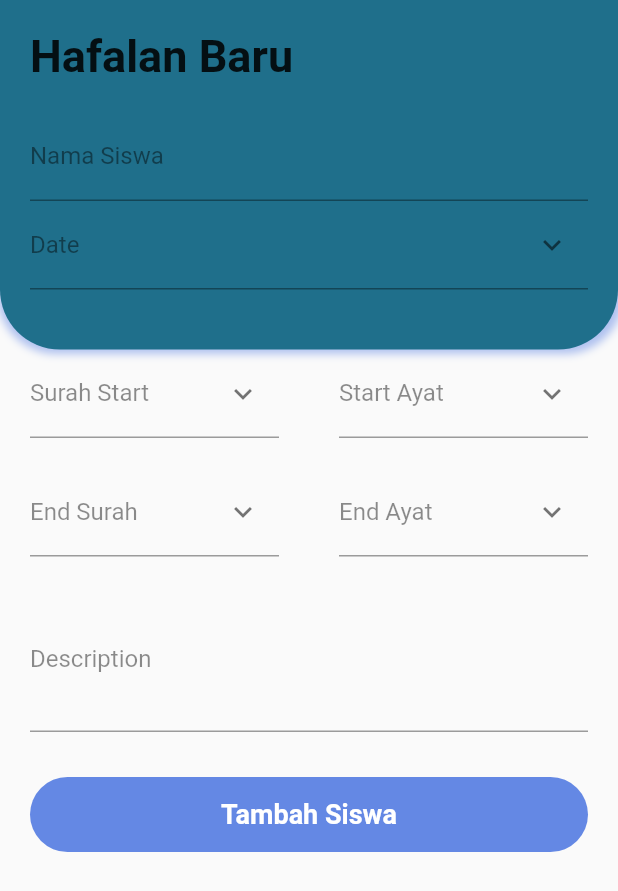
After one commit to KannaHashi/flutter-project, a Flutter app: the screen it shows after launch, after a tap on the "add" icon, on a phone screen of 412 x 824 dp. The commit adds this screen. Shown: the top 891 px of the screen. Run offline on Flutter 3.47's test engine with Material 2 defaults, Android fonts, the phone set to English and light mode, and no system bars; our stand-ins replace curved_navigation_bar, font_awesome_flutter, percent_indicator; missing offline and left inert: mailer; network calls fail.

Commit message:
listSetor

```diff
--- /dev/null
+++ b/lib/models/models.dart
@@ -0,0 +1,4 @@
+import 'dart:convert';
+
+part 'setor_models.dart';
+part 'post.dart';
--- /dev/null
+++ b/lib/models/post.dart
@@ -0,0 +1,109 @@
+// To parse this JSON data, do
+//
+//     final postModel = postModelFromJson(jsonString);
+part of 'models.dart';
+
+List<PostModel> postModelFromJson(String str) => List<PostModel>.from(json.decode(str).map((x) => PostModel.fromJson(x)));
+
+String postModelToJson(List<PostModel> data) => json.encode(List<dynamic>.from(data.map((x) => x.toJson())));
+
+class PostModel {
+  PostModel({
+    this.id,
+    this.name,
+    this.email,
+    this.alamat,
+    this.tanggalLahir,
+    this.noTelp,
+    this.createdAt,
+    this.updatedAt,
+    this.hafalan,
+  });
+
+  int id;
+  String name;
+  String email;
+  String alamat;
+  DateTime tanggalLahir;
+  String noTelp;
+  DateTime createdAt;
+  DateTime updatedAt;
+  List<Hafalan> hafalan;
+
+  factory PostModel.fromJson(Map<String, dynamic> json) => PostModel(
+    id: json["id"],
+    name: json["name"],
+    email: json["email"],
+    alamat: json["alamat"],
+    tanggalLahir: DateTime.parse(json["tanggal_lahir"]),
+    noTelp: json["no_telp"],
+    createdAt: DateTime.parse(json["created_at"]),
+    updatedAt: DateTime.parse(json["updated_at"]),
+    hafalan: List<Hafalan>.from(json["hafalan"].map((x) => Hafalan.fromJson(x))),
+  );
+  //List<PostModel> postModelFromJson(String str) => List<PostModel>.from(json.decode(str).map((x) => PostModel.fromJson(x)));
+  //String postModelToJson(List<PostModel> data) => json.encode(List<dynamic>.from(data.map((x) => x.toJson())));
+  Map<String, dynamic> toJson() => {
+    "id": id,
+    "name": name,
+    "email": email,
+    "alamat": alamat,
+    "tanggal_lahir": "${tanggalLahir.year.toString().padLeft(4, '0')}-${tanggalLahir.month.toString().padLeft(2, '0')}-${tanggalLahir.day.toString().padLeft(2, '0')}",
+    "no_telp": noTelp,
+    "created_at": createdAt.toIso8601String(),
+    "updated_at": updatedAt.toIso8601String(),
+    "hafalan": List<dynamic>.from(hafalan.map((x) => x.toJson())),
+  };
+}
+
+class Hafalan {
+  Hafalan({
+    this.id,
+    this.siswaId,
+    this.suratAwal,
+    this.ayatAwal,
+    this.suratAkhir,
+    this.ayatAkhir,
+    this.audio,
+    this.keterangan,
+    this.createdAt,
+    this.updatedAt,
+  });
+
+  int id;
+  int siswaId;
+  String suratAwal;
+  String ayatAwal;
+  String suratAkhir;
+  String ayatAkhir;
+  String audio;
+  String keterangan;
+  DateTime createdAt;
+  DateTime updatedAt;
+
+  factory Hafalan.fromJson(Map<String, dynamic> json) => Hafalan(
+    id: json["id"],
+    siswaId: json["siswa_id"],
+    suratAwal: json["surat_awal"],
+    ayatAwal: json["ayat_awal"],
+    suratAkhir: json["surat_akhir"],
+    ayatAkhir: json["ayat_akhir"],
+    audio: json["audio"],
+    keterangan: json["keterangan"],
+    createdAt: DateTime.parse(json["created_at"]),
+    updatedAt: DateTime.parse(json["updated_at"]),
+  );
+
+  Map<String, dynamic> toJson() => {
+    "id": id,
+    "siswa_id": siswaId,
+    "surat_awal": suratAwal,
+    "ayat_awal": ayatAwal,
+    "surat_akhir": suratAkhir,
+    "ayat_akhir": ayatAkhir,
+    "audio": audio,
+    "keterangan": keterangan,
+    "created_at": createdAt.toIso8601String(),
+    "updated_at": updatedAt.toIso8601String(),
+  };
+}
--- /dev/null
+++ b/lib/models/setor_models.dart
@@ -0,0 +1,101 @@
+part of 'models.dart';
+
+List<SetorModels> setorModelsFromJson(String str) => List<SetorModels>.from(json.decode(str).map((x) => SetorModels.fromJson(x)));
+
+String setorModelsToJson(List<SetorModels> data) => json.encode(List<dynamic>.from(data.map((x) => x.toJson())));
+
+class SetorModels {
+  SetorModels({
+    this.id,
+    this.siswaId,
+    this.suratAwal,
+    this.ayatAwal,
+    this.suratAkhir,
+    this.ayatAkhir,
+    this.keterangan,
+    this.createdAt,
+    this.updatedAt,
+    this.siswa,
+  });
+
+  int id;
+  int siswaId;
+  String suratAwal;
+  String ayatAwal;
+  String suratAkhir;
+  String ayatAkhir;
+  String keterangan;
+  DateTime createdAt;
+  DateTime updatedAt;
+  Siswa siswa;
+
+  factory SetorModels.fromJson(Map<String, dynamic> json) => SetorModels(
+    id: json["id"],
+    siswaId: json["siswa_id"] == null ? null : json["siswa_id"],
+    suratAwal: json["surat_awal"],
+    ayatAwal: json["ayat_awal"],
+    suratAkhir: json["surat_akhir"],
+    ayatAkhir: json["ayat_akhir"],
+    keterangan: json["keterangan"],
+    createdAt: DateTime.parse(json["created_at"]),
+    updatedAt: DateTime.parse(json["updated_at"]),
+    siswa: json["siswa"] == null ? null : Siswa.fromJson(json["siswa"]),
+  );
+
+  Map<String, dynamic> toJson() => {
+    "id": id,
+    "siswa_id": siswaId == null ? null : siswaId,
+    "surat_awal": suratAwal,
+    "ayat_awal": ayatAwal,
+    "surat_akhir": suratAkhir,
+    "ayat_akhir": ayatAkhir,
+    "keterangan": keterangan,
+    "created_at": createdAt.toIso8601String(),
+    "updated_at": updatedAt.toIso8601String(),
+    "siswa": siswa == null ? null : siswa.toJson(),
+  };
+}
+
+class Siswa {
+  Siswa({
+    this.id,
+    this.name,
+    this.email,
+    this.alamat,
+    this.tanggalLahir,
+    this.noTelp,
+    this.createdAt,
+    this.updatedAt,
+  });
+
+  int id;
+  String name;
+  String email;
+  String alamat;
+  DateTime tanggalLahir;
+  String noTelp;
+  DateTime createdAt;
+  DateTime updatedAt;
+
+  factory Siswa.fromJson(Map<String, dynamic> json) => Siswa(
+    id: json["id"],
+    name: json["name"],
+    email: json["email"],
+    alamat: json["alamat"],
+    tanggalLahir: DateTime.parse(json["tanggal_lahir"]),
+    noTelp: json["no_telp"],
+    createdAt: DateTime.parse(json["created_at"]),
+    updatedAt: DateTime.parse(json["updated_at"]),
+  );
+
+  Map<String, dynamic> toJson() => {
+    "id": id,
+    "name": name,
+    "email": email,
+    "alamat": alamat,
+    "tanggal_lahir": "${tanggalLahir.year.toString().padLeft(4, '0')}-${tanggalLahir.month.toString().padLeft(2, '0')}-${tanggalLahir.day.toString().padLeft(2, '0')}",
+    "no_telp": noTelp,
+    "created_at": createdAt.toIso8601String(),
+    "updated_at": updatedAt.toIso8601String(),
+  };
+}
--- /dev/null
+++ b/lib/ui/create_siswa.dart
@@ -0,0 +1,145 @@
+part of 'uis.dart';
+
+class Create_Siswa extends StatelessWidget {
+
+  String name = 'Create New Store Note';
+
+  @override
+  Widget build(BuildContext context) {
+    double width = MediaQuery.of(context).size.width;
+    var downwardIcon = Icon(
+      Icons.keyboard_arrow_down,
+      color: Colors.black54,
+    );
+    return Scaffold(
+      body:  ListView(
+
+    children: [Container(
+      child: Column(
+        children: [
+            TopContainer(
+              padding: EdgeInsets.fromLTRB(20, 20, 20, 40),
+              width: width,
+              child: Column(
+                children: <Widget>[
+                  Row(
+                    mainAxisAlignment: MainAxisAlignment.start,
+                    children: <Widget>[
+                      Text(
+                        'Hafalan Baru',
+                        style: TextStyle(
+                            fontSize: 30.0, fontWeight: FontWeight.w700),
+                      ),
+                    ],
+                  ),
+                  SizedBox(height: 20),
+                  Container(
+                      child: Column(
+                    crossAxisAlignment: CrossAxisAlignment.start,
+                    children: <Widget>[
+                      MyTextField(label: 'Nama Siswa'),
+                      Row(
+                        mainAxisAlignment: MainAxisAlignment.start,
+                        crossAxisAlignment: CrossAxisAlignment.end,
+                        children: <Widget>[
+                          Expanded(
+                            child: MyTextField(
+                              label: 'Date',
+                              icon: downwardIcon,
+                            ),
+                          ),
+                        ],
+                      )
+                    ],
+                  ))
+                ],
+              ),
+            ),
+            Container(
+                child: SingleChildScrollView(
+              padding: EdgeInsets.symmetric(horizontal: 20),
+              child: Column(
+                children: <Widget>[
+                  Row(
+                    mainAxisAlignment: MainAxisAlignment.spaceBetween,
+                    children: <Widget>[
+                      Expanded(
+                          child: MyTextField(
+                        label: 'Surah Start',
+                        icon: downwardIcon,
+                      )),
+                      SizedBox(width: 40),
+                      Expanded(
+                        child: MyTextField(
+                          label: 'Start Ayat',
+                          icon: downwardIcon,
+                        ),
+                      ),
+                    ],
+                  ),
+                  SizedBox(height: 20),
+                  Row(
+                    mainAxisAlignment: MainAxisAlignment.spaceBetween,
+                    children: <Widget>[
+                      Expanded(
+                          child: MyTextField(
+                        label: 'End Surah',
+                        icon: downwardIcon,
+                      )),
+                      SizedBox(width: 40),
+                      Expanded(
+                        child: MyTextField(
+                          label: 'End Ayat',
+                          icon: downwardIcon,
+                        ),
+                      ),
+                    ],
+                  ),
+                  SizedBox(height: 20),
+                  MyTextField(
+                    label: 'Description',
+                    minLines: 3,
+                    maxLines: 3,
+                  ),
+                  SizedBox(height: 20),
+                  Container(
+                    alignment: Alignment.topLeft,
+                    child: Column(
+                      crossAxisAlignment: CrossAxisAlignment.start,
+                    ),
+                  )
+                ],
+              ),
+            )),
+            Container(
+              height: 80,
+              width: width,
+              child: Row(
+                crossAxisAlignment: CrossAxisAlignment.stretch,
+                children: <Widget>[
+                  Container(
+                    child: Text(
+                      'Tambah Siswa',
+                      style: TextStyle(
+                          color: Colors.white,
+                          fontWeight: FontWeight.w700,
+                          fontSize: 18),
+                    ),
+                    alignment: Alignment.center,
+                    margin: EdgeInsets.fromLTRB(20, 10, 20, 20),
+                    width: width - 40,
+                    decoration: BoxDecoration(
+                      color: LightColors.kBlue,
+                      borderRadius: BorderRadius.circular(30),
+                    ),
+                  ),
+                ],
+              ),
+            ),
+        ]
+      ),
+    )]
+    ),
+    );
+  }
+}
--- a/lib/ui/navBot.dart
+++ b/lib/ui/navBot.dart
@@ -112,6 +112,18 @@ class _HomePageState extends State<HomePage> {
             currentIndex = tap;
           });
         }),
+        floatingActionButton: new FloatingActionButton(
+        onPressed: () {
+            Navigator.push(context, MaterialPageRoute(
+              builder:(context){
+                return Create_Siswa();
+              }
+            ));
+          },
+        tooltip: 'Increment',
+        child: new Icon(Icons.add),
+      ),
+
       backgroundColor: Colors.white,
       bottomNavigationBar: CurvedNavigationBar(
         items: <Widget>[
--- a/lib/ui/uis.dart
+++ b/lib/ui/uis.dart
@@ -22,7 +22,8 @@ import 'package:mailer/smtp_server/gmail.dart';
 // import 'package:flutter_project/ui/screens/create_new_task_page.dart';
 
 part 'navBot.dart';
-part 'add.dart';
+part 'create_hafalan.dart';
+part 'create_siswa.dart';
 part 'history.dart';
 part 'home.dart';
 part 'login.dart';
--- /dev/null
+++ b/lib/viewModels/siswa_view_models.dart
@@ -0,0 +1,71 @@
+part of 'view_models.dart';
+
+
+Future createSiswa(String name, String email, String alamat,
+    DateTime tanggalLahir, String noTelp) async {
+  try {
+    var data = {
+      "name": name,
+      "email": email,
+      "alamat": alamat,
+      "tanggal_lahir":
+          "${tanggalLahir.year.toString().padLeft(4, '0')}-${tanggalLahir.month.toString().padLeft(2, '0')}-${tanggalLahir.day.toString().padLeft(2, '0')}",
+      "no_telp": noTelp,
+    };
+    var url = "https://flutter-project.herokuapp.com/api/siswa";
+    var hasil = await http.post(url, body: (data));
+    if (hasil.statusCode == 200) {
+      print("Sukses menyimpan data");
+      return true;
+    } else {
+      print("Gagal menyimpan data");
+      print(data);
+      return false;
+    }
+  } catch (e) {
+    print("Error pada catch $e");
+  }
+}
+
+Future getSiswa() async {
+  try { //
+    http.Response hasil = await http.get(
+        Uri.encodeFull("https://flutter-project.herokuapp.com/api/siswa"),
+        headers: {"Accept": "application/json"}
+    );
+
+    if (hasil.statusCode == 200) {
+      print("Sukses menampilkan data Siswa");
+      final data = postModelFromJson(hasil.body);
+      return data;
+    } else {
+      print("Gagal");
+      return null;
+    }
+  }
+  catch (e) {
+    print ("Error pada catch $e");
+  }
+}
+
+Future getOneSiswa(String id) async {
+  try {
+    http.Response hasil = await http.get(
+        Uri.encodeFull("https://flutter-project.herokuapp.com/api/siswa/${id}"),
+        headers: {"Accept": "application/json"});
+
+    if (hasil.statusCode == 200) {
+      print("Sukses menampilkan data setoran");
+      final data = json.decode(hasil.body);
+      print(data);
+      return data;
+//      return Hafalan.fromJson(data[0]);
+
+    } else {
+      print("Gagal menampikan 1 data");
+      return null;
+    }
+  } catch (e) {
+    print("Error pada catch $e");
+  }
+}
--- /dev/null
+++ b/lib/viewModels/view_models.dart
@@ -0,0 +1,6 @@
+import 'package:flutter_project/models/models.dart';
+import 'dart:convert';
+import 'package:http/http.dart' as http;
+
+part 'siswa_view_models.dart';
+part 'hafalan_view_model.dart';
--- a/pubspec.yaml
+++ b/pubspec.yaml
@@ -24,6 +24,8 @@ dependencies:
   flutter:
     sdk: flutter
   condition: ^0.0.8
+  http: any
+  mailer: ^3.2.1
   curved_navigation_bar: ^0.3.4
   percent_indicator: "^2.1.7+2"
 
```
Also changed, not shown: lib/ui/list_setor.dart (+10 -14 lines), lib/ui/list_siswa.dart (+10 -0 lines), lib/viewModels/hafalan_view_model.dart (added, +100 -0 lines), pubspec.lock.
